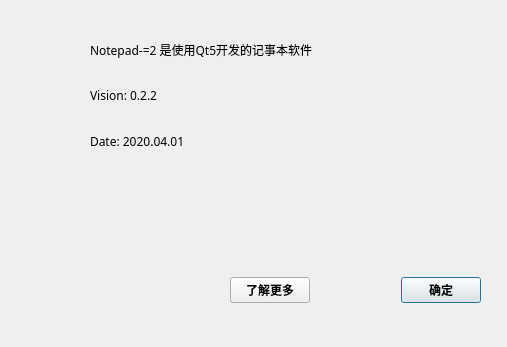
Qt form aboutwindow.ui (Malloc-Luo/Notepad) before a commit.
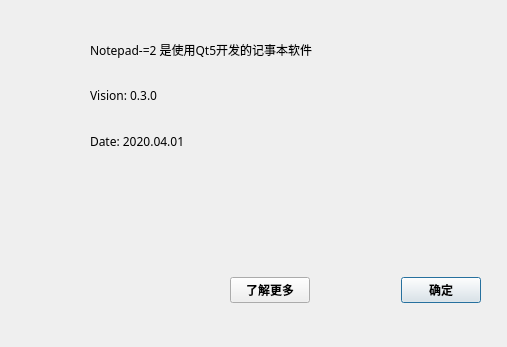
The same form after that commit.

```diff
--- a/aboutwindow.ui
+++ b/aboutwindow.ui
@@ -108,7 +108,7 @@
        </font>
       </property>
       <property name="text">
-       <string>Vision: 0.2.2</string>
+       <string>Vision: 0.3.0</string>
       </property>
      </widget>
     </item>
```
